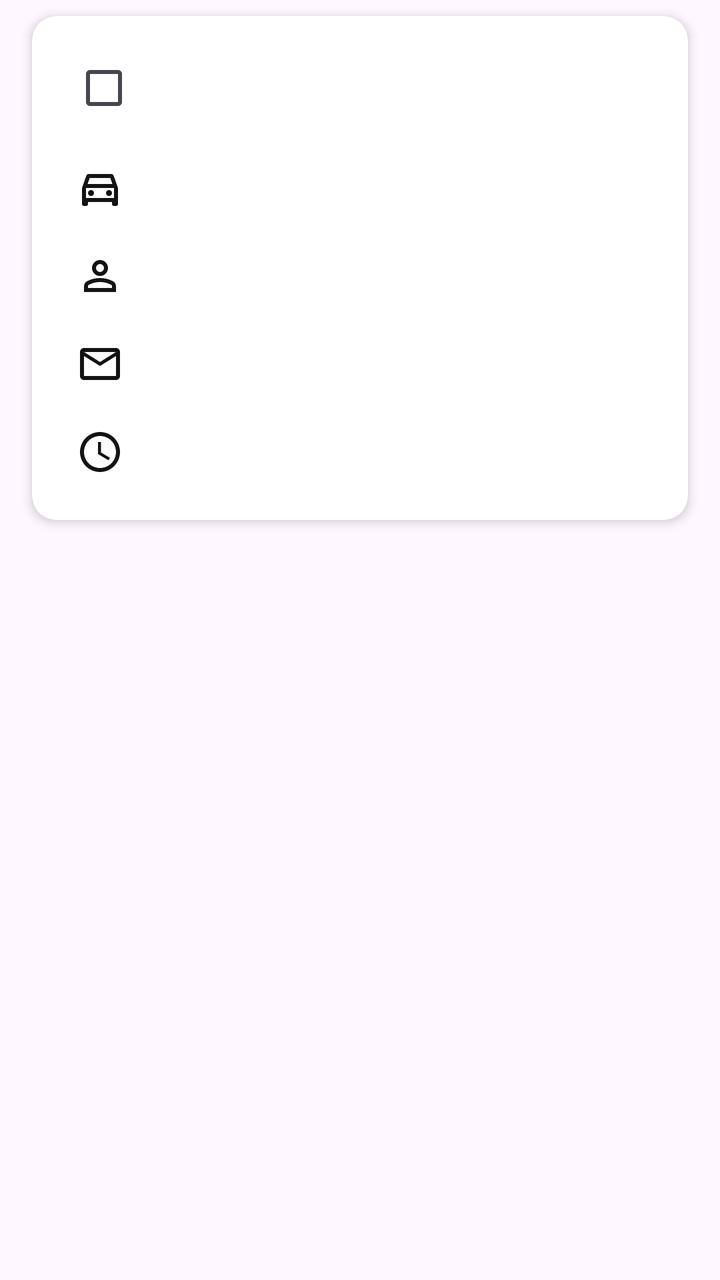
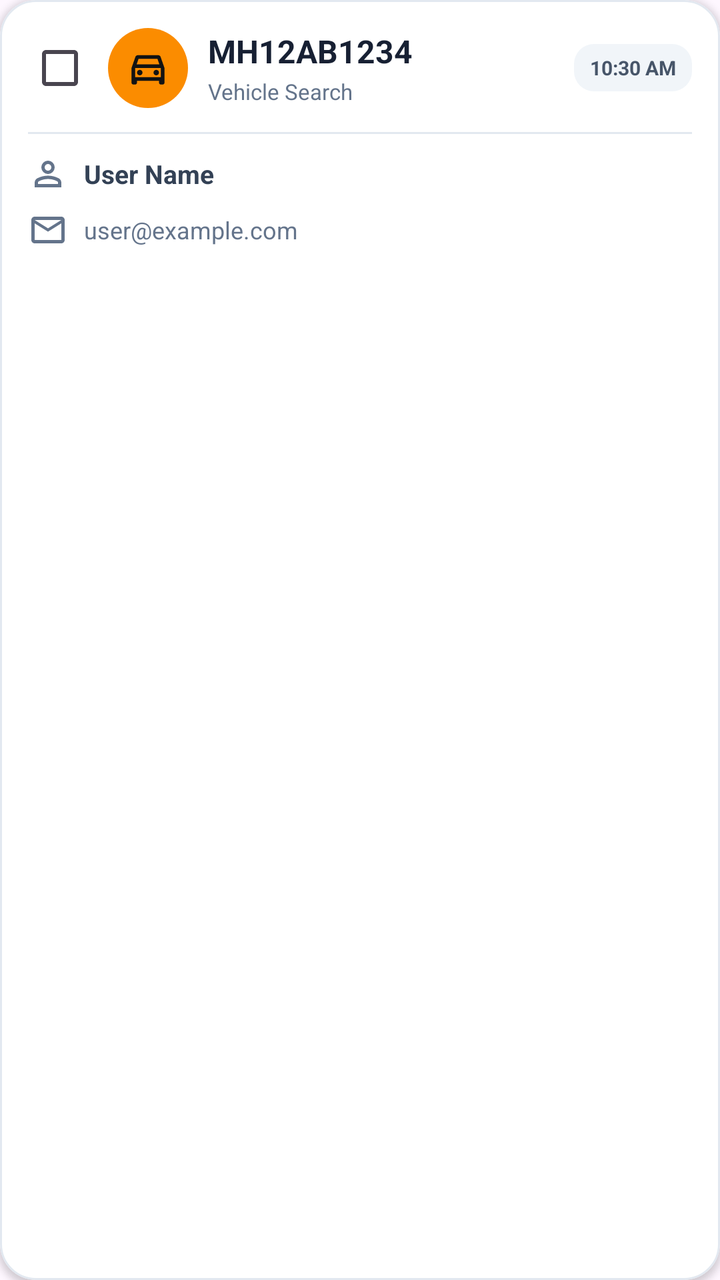

Compare the two renders of this Android layout. The source of the first and the diff that turns it into the second are given below.
<!-- AndroidManifest.xml: application theme Theme.RepoMaster -->
<!-- res/layout/item_admin_search_history.xml -->
<?xml version="1.0" encoding="utf-8"?>
<LinearLayout
    xmlns:android="http://schemas.android.com/apk/res/android"
    xmlns:app="http://schemas.android.com/apk/res-auto"
    android:layout_width="match_parent"
    android:layout_height="wrap_content"
    android:minHeight="56dp"
    android:orientation="horizontal"
    android:paddingHorizontal="8dp"
    android:paddingVertical="4dp">

    <androidx.cardview.widget.CardView
        android:layout_width="match_parent"
        android:layout_height="wrap_content"
        android:layout_marginHorizontal="8dp"
        android:layout_marginVertical="4dp"
        app:cardCornerRadius="12dp"
        app:cardElevation="3dp">

        <LinearLayout
            android:layout_width="match_parent"
            android:layout_height="wrap_content"
            android:orientation="vertical"
            android:padding="12dp">

            
            <com.google.android.material.checkbox.MaterialCheckBox
                android:id="@+id/checkSelect"
                android:layout_width="wrap_content"
                android:layout_height="wrap_content"

                android:textStyle="bold"
                android:textSize="14sp"
                android:layout_marginBottom="4dp" />

            
            <TextView
                android:id="@+id/txtVehicle"
                android:drawableStart="@drawable/outline_directions_car_24"
                android:drawablePadding="8dp"
                android:layout_width="wrap_content"
                android:layout_height="wrap_content"
                android:textStyle="bold"
                android:layout_margin="10dp"
                android:textSize="16sp" />

            
            <TextView
                android:id="@+id/txtUserName"
                android:drawableStart="@drawable/outline_person_24"
                android:drawablePadding="8dp"
                android:layout_width="wrap_content"
                android:layout_height="wrap_content"
                android:layout_margin="10dp"
                android:textSize="14sp" />

            
            <TextView
                android:id="@+id/txtEmail"
                android:drawableStart="@drawable/outline_email_24"
                android:drawablePadding="8dp"
                android:layout_width="wrap_content"
                android:layout_height="wrap_content"
                android:layout_margin="10dp"
                android:textSize="13sp" />

            
            <TextView
                android:id="@+id/txtTime"
                android:drawableStart="@drawable/baseline_access_time_24"
                android:drawablePadding="8dp"
                android:layout_width="wrap_content"
                android:layout_height="wrap_content"
                android:layout_margin="10dp"
                android:textColor="@color/black"
                android:textSize="12sp" />

        </LinearLayout>

    </androidx.cardview.widget.CardView>

</LinearLayout>
<!-- resources referenced by this layout -->
<resources>
  <color name="black">#FF000000</color>
  <!-- drawable baseline_access_time_24 (drawable) -->
  <vector xmlns:android="http://schemas.android.com/apk/res/android" android:height="24dp" android:tint="#131313" android:viewportHeight="24" android:viewportWidth="24" android:width="24dp">
        
      <path android:fillColor="@android:color/white" android:pathData="M11.99,2C6.47,2 2,6.48 2,12s4.47,10 9.99,10C17.52,22 22,17.52 22,12S17.52,2 11.99,2zM12,20c-4.42,0 -8,-3.58 -8,-8s3.58,-8 8,-8 8,3.58 8,8 -3.58,8 -8,8z"/>
        
      <path android:fillColor="@android:color/white" android:pathData="M12.5,7H11v6l5.25,3.15 0.75,-1.23 -4.5,-2.67z"/>
      
  </vector>
  <!-- drawable outline_directions_car_24 (drawable) -->
  <vector xmlns:android="http://schemas.android.com/apk/res/android" android:height="24dp" android:tint="#131313" android:viewportHeight="960" android:viewportWidth="960" android:width="24dp">
        
      <path android:fillColor="@android:color/white" android:pathData="M240,760L240,800Q240,817 228.5,828.5Q217,840 200,840L160,840Q143,840 131.5,828.5Q120,817 120,800L120,480L204,240Q210,222 225.5,211Q241,200 260,200L700,200Q719,200 734.5,211Q750,222 756,240L840,480L840,800Q840,817 828.5,828.5Q817,840 800,840L760,840Q743,840 731.5,828.5Q720,817 720,800L720,760L240,760ZM232,400L728,400L686,280L274,280L232,400ZM200,480L200,480L200,680L200,680L200,480ZM300,640Q325,640 342.5,622.5Q360,605 360,580Q360,555 342.5,537.5Q325,520 300,520Q275,520 257.5,537.5Q240,555 240,580Q240,605 257.5,622.5Q275,640 300,640ZM660,640Q685,640 702.5,622.5Q720,605 720,580Q720,555 702.5,537.5Q685,520 660,520Q635,520 617.5,537.5Q600,555 600,580Q600,605 617.5,622.5Q635,640 660,640ZM200,680L760,680L760,480L200,480L200,680Z"/>
      
  </vector>
  <!-- drawable outline_email_24 (drawable) -->
  <vector xmlns:android="http://schemas.android.com/apk/res/android" android:height="24dp" android:tint="#131313" android:viewportHeight="24" android:viewportWidth="24" android:width="24dp">
        
      <path android:fillColor="@android:color/white" android:pathData="M22,6c0,-1.1 -0.9,-2 -2,-2L4,4c-1.1,0 -2,0.9 -2,2v12c0,1.1 0.9,2 2,2h16c1.1,0 2,-0.9 2,-2L22,6zM20,6l-8,5 -8,-5h16zM20,18L4,18L4,8l8,5 8,-5v10z"/>
      
  </vector>
  <!-- drawable outline_person_24 (drawable) -->
  <vector xmlns:android="http://schemas.android.com/apk/res/android" android:height="24dp" android:tint="#131313" android:viewportHeight="960" android:viewportWidth="960" android:width="24dp">
        
      <path android:fillColor="@android:color/white" android:pathData="M367,433Q320,386 320,320Q320,254 367,207Q414,160 480,160Q546,160 593,207Q640,254 640,320Q640,386 593,433Q546,480 480,480Q414,480 367,433ZM160,800L160,688Q160,654 177.5,625.5Q195,597 224,582Q286,551 350,535.5Q414,520 480,520Q546,520 610,535.5Q674,551 736,582Q765,597 782.5,625.5Q800,654 800,688L800,800L160,800ZM240,720L720,720L720,688Q720,677 714.5,668Q709,659 700,654Q646,627 591,613.5Q536,600 480,600Q424,600 369,613.5Q314,627 260,654Q251,659 245.5,668Q240,677 240,688L240,720ZM536.5,376.5Q560,353 560,320Q560,287 536.5,263.5Q513,240 480,240Q447,240 423.5,263.5Q400,287 400,320Q400,353 423.5,376.5Q447,400 480,400Q513,400 536.5,376.5ZM480,320Q480,320 480,320Q480,320 480,320Q480,320 480,320Q480,320 480,320Q480,320 480,320Q480,320 480,320Q480,320 480,320Q480,320 480,320ZM480,720L480,720Q480,720 480,720Q480,720 480,720Q480,720 480,720Q480,720 480,720Q480,720 480,720Q480,720 480,720Q480,720 480,720Q480,720 480,720L480,720Z"/>
      
  </vector>
  <style name="Theme.RepoMaster" parent="Base.Theme.RepoMaster" />
  <style name="Base.Theme.RepoMaster" parent="Theme.Material3.DayNight.NoActionBar">
          
          
      </style>
</resources>

<!-- the commit's change to res/layout/item_admin_search_history.xml (unified diff, before → after) -->
@@ -1,82 +1,187 @@
 <?xml version="1.0" encoding="utf-8"?>
-<LinearLayout
+<com.google.android.material.card.MaterialCardView
     xmlns:android="http://schemas.android.com/apk/res/android"
     xmlns:app="http://schemas.android.com/apk/res-auto"
     android:layout_width="match_parent"
     android:layout_height="wrap_content"
-    android:minHeight="56dp"
-    android:orientation="horizontal"
-    android:paddingHorizontal="8dp"
-    android:paddingVertical="4dp">
+    android:layout_marginStart="2dp"
+    android:layout_marginEnd="2dp"
+    android:layout_marginBottom="8dp"
+    app:cardBackgroundColor="@android:color/white"
+    app:cardCornerRadius="18dp"
+    app:cardElevation="2dp"
+    app:strokeColor="#E2E8F0"
+    app:strokeWidth="1dp">
 
-    <androidx.cardview.widget.CardView
+    <LinearLayout
         android:layout_width="match_parent"
         android:layout_height="wrap_content"
-        android:layout_marginHorizontal="8dp"
-        android:layout_marginVertical="4dp"
-        app:cardCornerRadius="12dp"
-        app:cardElevation="3dp">
+        android:orientation="vertical"
+        android:padding="14dp">
+
+
+        
+        
+        
 
         <LinearLayout
             android:layout_width="match_parent"
             android:layout_height="wrap_content"
-            android:orientation="vertical"
-            android:padding="12dp">
+            android:gravity="center_vertical"
+            android:orientation="horizontal">
+
 
             
+
             <com.google.android.material.checkbox.MaterialCheckBox
                 android:id="@+id/checkSelect"
                 android:layout_width="wrap_content"
                 android:layout_height="wrap_content"
+                android:layout_marginEnd="8dp"
+                android:contentDescription="Select search history"
+                android:minWidth="0dp"
+                android:minHeight="0dp"
+                android:padding="0dp" />
 
-                android:textStyle="bold"
-                android:textSize="14sp"
-                android:layout_marginBottom="4dp" />
 
             
+
+            <ImageView
+                android:layout_width="40dp"
+                android:layout_height="40dp"
+                android:background="@drawable/bg_orange_circle"
+                android:contentDescription="Vehicle"
+                android:padding="9dp"
+                android:src="@drawable/outline_directions_car_24" />
+
+
+            
+
+            <LinearLayout
+                android:layout_width="0dp"
+                android:layout_height="wrap_content"
+                android:layout_marginStart="10dp"
+                android:layout_weight="1"
+                android:orientation="vertical">
+
+                <TextView
+                    android:id="@+id/txtVehicle"
+                    android:layout_width="match_parent"
+                    android:layout_height="wrap_content"
+                    android:ellipsize="end"
+                    android:maxLines="1"
+                    android:text="MH12AB1234"
+                    android:textColor="#172033"
+                    android:textSize="16sp"
+                    android:textStyle="bold" />
+
+                <TextView
+                    android:layout_width="wrap_content"
+                    android:layout_height="wrap_content"
+                    android:layout_marginTop="2dp"
+                    android:text="Vehicle Search"
+                    android:textColor="#64748B"
+                    android:textSize="11sp" />
+
+            </LinearLayout>
+
+
+            
+
             <TextView
-                android:id="@+id/txtVehicle"
-                android:drawableStart="@drawable/outline_directions_car_24"
-                android:drawablePadding="8dp"
+                android:id="@+id/txtTime"
                 android:layout_width="wrap_content"
                 android:layout_height="wrap_content"
-                android:textStyle="bold"
-                android:layout_margin="10dp"
-                android:textSize="16sp" />
+                android:background="@drawable/bg_time_badge"
+                android:paddingStart="8dp"
+                android:paddingEnd="8dp"
+                android:paddingTop="5dp"
+                android:paddingBottom="5dp"
+                android:text="10:30 AM"
+                android:textColor="#475569"
+                android:textSize="10sp"
+                android:textStyle="bold" />
 
-            
+        </LinearLayout>
+
+
+        
+        
+        
+
+        <View
+            android:layout_width="match_parent"
+            android:layout_height="1dp"
+            android:layout_marginTop="12dp"
+            android:layout_marginBottom="10dp"
+            android:background="#E2E8F0" />
+
+
+        
+        
+        
+
+        <LinearLayout
+            android:layout_width="match_parent"
+            android:layout_height="wrap_content"
+            android:gravity="center_vertical"
+            android:orientation="horizontal">
+
+            <ImageView
+                android:layout_width="20dp"
+                android:layout_height="20dp"
+                android:contentDescription="User"
+                android:src="@drawable/outline_person_24"
+                app:tint="#64748B" />
+
             <TextView
                 android:id="@+id/txtUserName"
-                android:drawableStart="@drawable/outline_person_24"
-                android:drawablePadding="8dp"
-                android:layout_width="wrap_content"
+                android:layout_width="0dp"
                 android:layout_height="wrap_content"
-                android:layout_margin="10dp"
-                android:textSize="14sp" />
+                android:layout_marginStart="8dp"
+                android:layout_weight="1"
+                android:ellipsize="end"
+                android:maxLines="1"
+                android:text="User Name"
+                android:textColor="#334155"
+                android:textSize="13sp"
+                android:textStyle="bold" />
 
-            
+        </LinearLayout>
+
+
+        
+        
+        
+
+        <LinearLayout
+            android:layout_width="match_parent"
+            android:layout_height="wrap_content"
+            android:layout_marginTop="8dp"
+            android:gravity="center_vertical"
+            android:orientation="horizontal">
+
+            <ImageView
+                android:layout_width="20dp"
+                android:layout_height="20dp"
+                android:contentDescription="Email"
+                android:src="@drawable/outline_email_24"
+                app:tint="#64748B" />
+
             <TextView
                 android:id="@+id/txtEmail"
-                android:drawableStart="@drawable/outline_email_24"
-                android:drawablePadding="8dp"
-                android:layout_width="wrap_content"
+                android:layout_width="0dp"
                 android:layout_height="wrap_content"
-                android:layout_margin="10dp"
-                android:textSize="13sp" />
-
-            
-            <TextView
-                android:id="@+id/txtTime"
-                android:drawableStart="@drawable/baseline_access_time_24"
-                android:drawablePadding="8dp"
-                android:layout_width="wrap_content"
-                android:layout_height="wrap_content"
-                android:layout_margin="10dp"
-                android:textColor="@color/black"
+                android:layout_marginStart="8dp"
+                android:layout_weight="1"
+                android:ellipsize="end"
+                android:maxLines="1"
+                android:text="user@example.com"
+                android:textColor="#64748B"
                 android:textSize="12sp" />
 
         </LinearLayout>
 
-    </androidx.cardview.widget.CardView>
+    </LinearLayout>
 
-</LinearLayout>
+</com.google.android.material.card.MaterialCardView>
<!-- resource entries referenced after the edit -->
@@ -1,14 +1,19 @@
 <!-- resources referenced by this layout -->
 <resources>
-  <color name="black">#FF000000</color>
-  <!-- drawable baseline_access_time_24 (drawable) -->
-  <vector xmlns:android="http://schemas.android.com/apk/res/android" android:height="24dp" android:tint="#131313" android:viewportHeight="24" android:viewportWidth="24" android:width="24dp">
-        
-      <path android:fillColor="@android:color/white" android:pathData="M11.99,2C6.47,2 2,6.48 2,12s4.47,10 9.99,10C17.52,22 22,17.52 22,12S17.52,2 11.99,2zM12,20c-4.42,0 -8,-3.58 -8,-8s3.58,-8 8,-8 8,3.58 8,8 -3.58,8 -8,8z"/>
-        
-      <path android:fillColor="@android:color/white" android:pathData="M12.5,7H11v6l5.25,3.15 0.75,-1.23 -4.5,-2.67z"/>
-      
-  </vector>
+  <!-- drawable bg_orange_circle (drawable) -->
+  <shape xmlns:android="http://schemas.android.com/apk/res/android" android:shape="oval">
+      <solid android:color="#FB8C00"/>
+  </shape>
+  <!-- drawable bg_time_badge (drawable) -->
+  <?xml version="1.0" encoding="utf-8"?>
+  <shape xmlns:android="http://schemas.android.com/apk/res/android"
+      android:shape="rectangle">
+  
+      <solid android:color="#F1F5F9"/>
+  
+      <corners android:radius="10dp"/>
+  
+  </shape>
   <!-- drawable outline_directions_car_24 (drawable) -->
   <vector xmlns:android="http://schemas.android.com/apk/res/android" android:height="24dp" android:tint="#131313" android:viewportHeight="960" android:viewportWidth="960" android:width="24dp">
         
